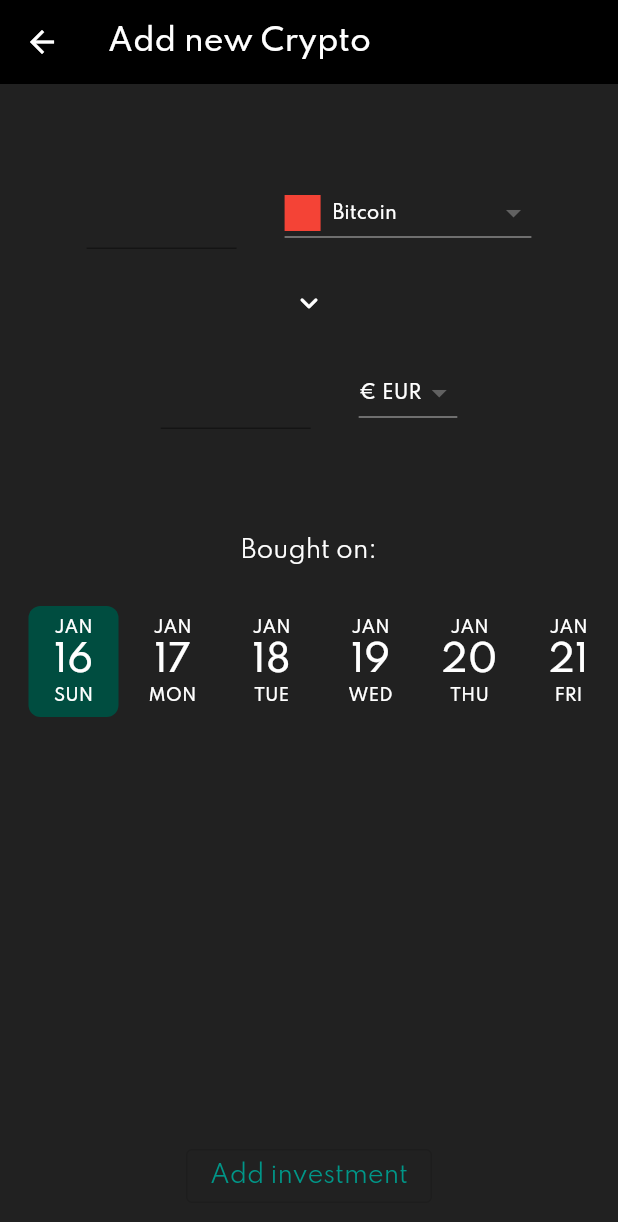
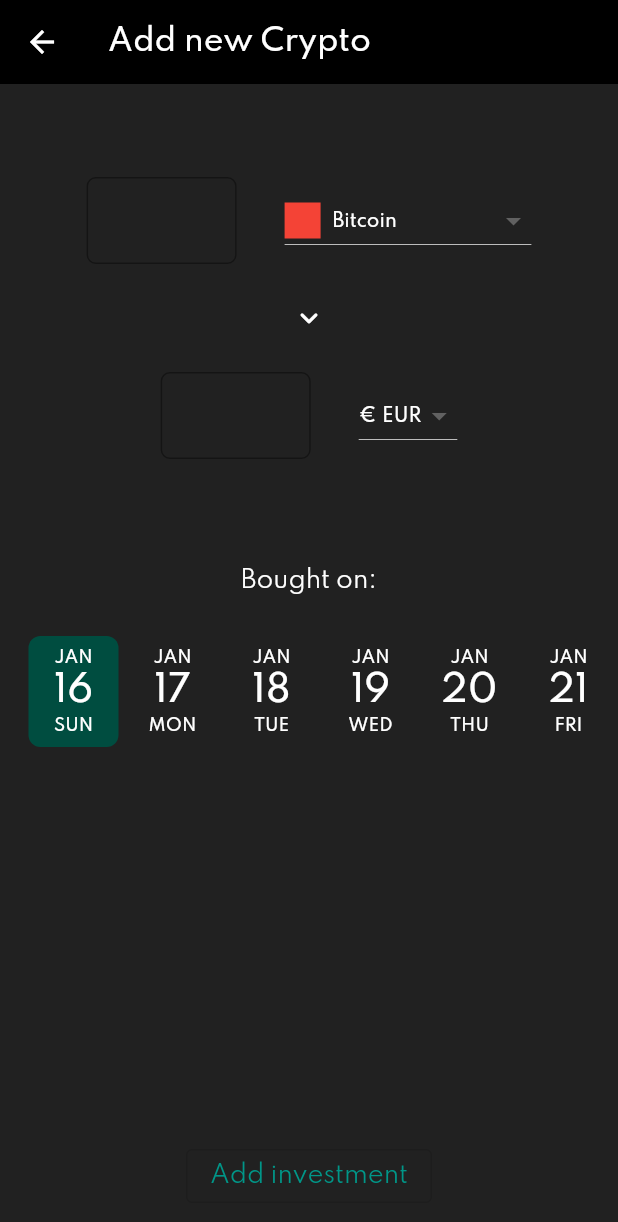
Before and after one commit to shockbytes/CryptoWatcherX, a Flutter app: the AddInvestmentPage screen opened directly, on a phone screen of 412 x 824 dp. Shown: the top 1222 px of the screen. Run offline on Flutter 3.47's test engine with Material 2 defaults, Android fonts, the phone set to English and light mode, and no system bars; drawn by our look-alikes of cached_network_image, date_picker_timeline; our stand-ins replace get_it, rxdart; network calls fail.

Commit message:
Fix input for Android

```diff
--- a/lib/ui/core/platform_components.dart
+++ b/lib/ui/core/platform_components.dart
@@ -23,6 +23,19 @@
       return TextField(
         controller: controller,
         keyboardType: inputType,
+        cursorColor: CryptoColors.accent,
+        decoration: InputDecoration(
+          border: OutlineInputBorder(
+            borderRadius: BorderRadius.circular(6.0),
+          ),
+          focusedBorder: OutlineInputBorder(
+            borderRadius: BorderRadius.circular(6.0),
+            borderSide: BorderSide(
+              color: CryptoColors.accent,
+              width: 2,
+            ),
+          ),
+        ),
       );
     }
   }
```
